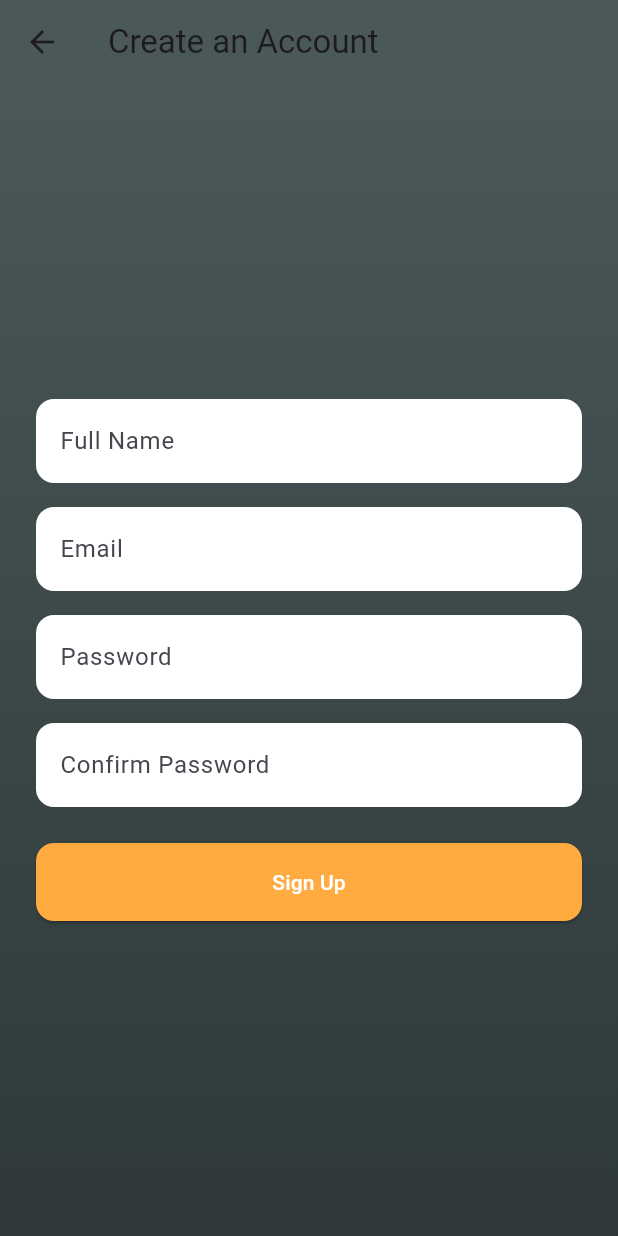
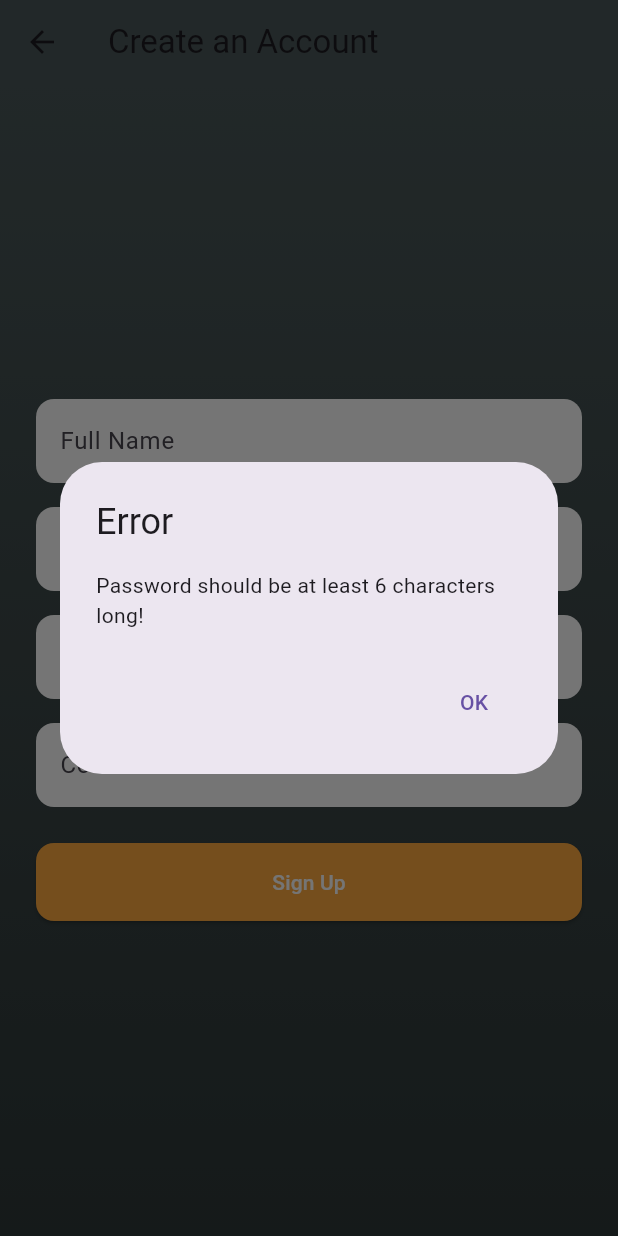
Before and after one commit to HiranMaleesha/nexgen, a Flutter app: the SignUpScreen screen opened directly, after a tap on "Sign Up", on a phone screen of 412 x 824 dp. Run offline on Flutter 3.47's test engine with Material 3 defaults, Android fonts, the phone set to English and light mode, and no system bars; our stand-ins replace cloud_firestore, firebase_auth, firebase_core; accounts and stored records are empty.

Commit message:
Add signup methods

```diff
--- a/lib/signup.dart
+++ b/lib/signup.dart
@@ -1,4 +1,9 @@
+import 'dart:async';
+
+import 'package:cloud_firestore/cloud_firestore.dart';
+import 'package:firebase_auth/firebase_auth.dart';
 import 'package:flutter/material.dart';
+import 'package:nexgen/login.dart';
 
 class SignUpScreen extends StatefulWidget {
   const SignUpScreen({super.key});
@@ -8,19 +13,20 @@ class SignUpScreen extends StatefulWidget {
 }
 
 class _SignUpScreenState extends State<SignUpScreen> {
-
-  final _fullname = TextEditingController();
-  final _email = TextEditingController();
-  final _password = TextEditingController();
-  final _confirmPassword = TextEditingController();
+  final _nameController = TextEditingController();
+  final _emailController = TextEditingController();
+  final _passwordController = TextEditingController();
+  final _passwordcomfController = TextEditingController();
+  String? selectedAccountType = "User";
 
   @override
-  void dispose(){
+  void dispose() {
     super.dispose();
-    _fullname.dispose();
-    _email.dispose();
-    _password.dispose();
-    _confirmPassword.dispose();
+    _nameController.dispose();
+    _emailController.dispose();
+    _passwordController.dispose();
+    _passwordcomfController.dispose();
+    selectedAccountType;
   }
 
   @override
@@ -46,7 +52,7 @@ class _SignUpScreenState extends State<SignUpScreen> {
               crossAxisAlignment: CrossAxisAlignment.stretch,
               children: [
                 TextField(
-                  controller: _fullname,
+                  controller: _nameController,
                   decoration: InputDecoration(
                     hintText: 'Full Name',
                     filled: true,
@@ -59,7 +65,7 @@ class _SignUpScreenState extends State<SignUpScreen> {
                 ),
                 const SizedBox(height: 16),
                 TextField(
-                  controller: _email,
+                  controller: _emailController,
                   decoration: InputDecoration(
                     hintText: 'Email',
                     filled: true,
@@ -72,7 +78,7 @@ class _SignUpScreenState extends State<SignUpScreen> {
                 ),
                 const SizedBox(height: 16),
                 TextField(
-                  controller: _password,
+                  controller: _passwordController,
                   obscureText: true,
                   decoration: InputDecoration(
                     hintText: 'Password',
@@ -86,7 +92,7 @@ class _SignUpScreenState extends State<SignUpScreen> {
                 ),
                 const SizedBox(height: 16),
                 TextField(
-                  controller: _confirmPassword,
+                  controller: _passwordcomfController,
                   obscureText: true,
                   decoration: InputDecoration(
                     hintText: 'Confirm Password',
@@ -101,14 +107,15 @@ class _SignUpScreenState extends State<SignUpScreen> {
                 const SizedBox(height: 24),
                 ElevatedButton(
                   style: ElevatedButton.styleFrom(
-                    foregroundColor: Colors.white, backgroundColor: const Color(0xFFFFAB40),
+                    foregroundColor: Colors.white,
+                    backgroundColor: const Color(0xFFFFAB40),
                     padding: const EdgeInsets.symmetric(vertical: 16),
                     shape: RoundedRectangleBorder(
                       borderRadius: BorderRadius.circular(12),
                     ),
                   ),
                   onPressed: () {
-                    // TODO: Implement sign-up functionality
+                    signUpU(context);
                   },
                   child: const Text('Sign Up'),
                 ),
@@ -119,4 +126,110 @@ class _SignUpScreenState extends State<SignUpScreen> {
       ),
     );
   }
+
+  Future signUpU(BuildContext context) async {
+    try {
+      if (_passwordController.text.trim().length < 6) {
+        showDialog(
+          context: context,
+          builder: (BuildContext context) {
+            return AlertDialog(
+              title: const Text("Error"),
+              content:
+                  const Text("Password should be at least 6 characters long!"),
+              actions: [
+                TextButton(
+                  onPressed: () {
+                    Navigator.of(context).pop();
+                  },
+                  child: const Text("OK"),
+                ),
+              ],
+            );
+          },
+        );
+        return;
+      }
+      if (passwordConfirmed()) {
+        // Create user using Firebase Auth
+        UserCredential userCredential = await FirebaseAuth.instance
+            .createUserWithEmailAndPassword(
+                email: _emailController.text.trim(),
+                password: _passwordController.text.trim());
+
+        // Check selected account type
+        addUserDetails(
+          _nameController.text.trim(),
+          _emailController.text.trim(),
+          selectedAccountType!,
+          userCredential.user!.uid, // Pass UID to identify user document
+        );
+
+        Navigator.pushReplacement(
+          context,
+          MaterialPageRoute(
+            builder: (context) => const LoginScreen(),
+          ),
+        );
+      } else {
+        showDialog(
+          context: context,
+          builder: (BuildContext context) {
+            return AlertDialog(
+              title: const Text("Error"),
+              content:
+                  const Text("Passwords do not match! Please check again.."),
+              actions: [
+                TextButton(
+                  onPressed: () {
+                    Navigator.of(context).pop();
+                  },
+                  child: const Text("OK"),
+                ),
+              ],
+            );
+          },
+        );
+      }
+    } catch (error) {
+      // Handle registration errors
+      showDialog(
+        context: context,
+        builder: (BuildContext context) {
+          return AlertDialog(
+            title: const Text("Error"),
+            content: Text(error.toString()),
+            actions: [
+              TextButton(
+                onPressed: () {
+                  Navigator.of(context).pop();
+                },
+                child: const Text("OK"),
+              ),
+            ],
+          );
+        },
+      );
+    }
+  }
+
+  Future addUserDetails(
+      String name, String email, String role, String uid) async {
+    // Add user details to 'users' collection
+    await FirebaseFirestore.instance.collection('users').doc(uid).set({
+      'Name': name,
+      'Email': email,
+      'role': role,
+      'uid': uid,
+    });
+  }
+
+  bool passwordConfirmed() {
+    if (_passwordController.text.trim() ==
+        _passwordcomfController.text.trim()) {
+      return true;
+    } else {
+      return false;
+    }
+  }
 }
--- a/pubspec.yaml
+++ b/pubspec.yaml
@@ -37,6 +37,7 @@ dependencies:
   cupertino_icons: ^1.0.2
   firebase_core: ^3.4.1
   firebase_auth: ^5.2.1
+  cloud_firestore: ^5.4.1
 
 
 dev_dependencies:
```
Also changed, not shown: lib/firebase_auth_services.dart (added, +44 -0 lines).
